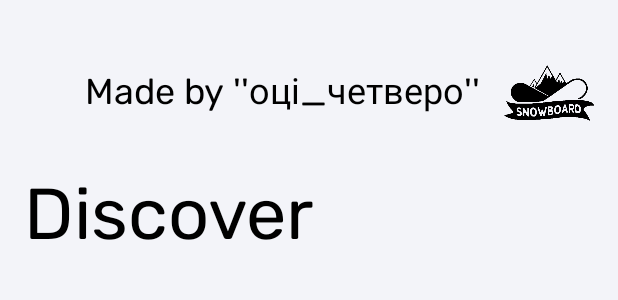
After one commit to Romik9415/Snowboarder, an Android app: the layout discover_fragment.xml on its own in the app's theme, with its tools: preview values and no code run, on a phone screen of 412 x 824 dp. The commit adds this screen. Shown: the top 300 px of the screen. Run offline under Robolectric (Android 15) with nearby library versions, the phone set to English and light mode, and no system bars.

Commit message:
added view pager

```diff
--- a/app/build.gradle
+++ b/app/build.gradle
@@ -92,5 +92,7 @@ dependencies {
     // Feature module Support
     implementation "androidx.navigation:navigation-dynamic-features-fragment:$nav_version"
 
+    implementation 'androidx.viewpager2:viewpager2:1.0.0'
+
 //
 }
--- /dev/null
+++ b/app/src/main/java/com/fleetsu/fleetsu/ui/discover/Resort.kt
@@ -0,0 +1,5 @@
+package com.fleetsu.fleetsu.ui.discover
+
+data class Resort(
+    val name: String
+)
--- a/app/src/main/res/drawable-v24/preview_window.xml
+++ b/app/src/main/res/drawable-v24/preview_window.xml
@@ -1,9 +1,9 @@
 <?xml version="1.0" encoding="utf-8"?>
 <layer-list xmlns:android="http://schemas.android.com/apk/res/android">
-    <item android:drawable="@color/colorAccent" />
+    <item android:drawable="@color/colorBackground" />
     <item
             android:width="200dp"
-            android:height="200dp"
-            android:drawable="@drawable/ic_launcher_foreground"
+            android:height="120dp"
+            android:drawable="@drawable/logo"
             android:gravity="center" />
 </layer-list>
--- /dev/null
+++ b/app/src/main/res/layout/discover_fragment.xml
@@ -0,0 +1,55 @@
+<?xml version="1.0" encoding="utf-8"?>
+<androidx.constraintlayout.widget.ConstraintLayout xmlns:android="http://schemas.android.com/apk/res/android"
+        xmlns:app="http://schemas.android.com/apk/res-auto"
+        xmlns:tools="http://schemas.android.com/tools"
+        android:layout_width="match_parent"
+        android:layout_height="match_parent"
+        android:background="@color/colorBackground">
+
+    <ImageView
+            android:id="@+id/imageView"
+            android:layout_width="60dp"
+            android:layout_height="60dp"
+            android:layout_marginTop="32dp"
+            android:layout_marginEnd="16dp"
+            android:src="@drawable/logo"
+            app:layout_constraintEnd_toEndOf="parent"
+            app:layout_constraintTop_toTopOf="parent" />
+
+    <TextView
+            android:layout_width="0dp"
+            android:layout_height="wrap_content"
+            android:padding="16dp"
+            android:text="Made by ''оці_четверо''"
+            android:textAlignment="textEnd"
+            android:textAppearance="@style/TextAppearance.MaterialComponents.Headline5"
+            android:textColor="@color/colorOnBackground"
+            app:layout_constraintBottom_toBottomOf="@+id/imageView"
+            app:layout_constraintEnd_toStartOf="@+id/imageView"
+            app:layout_constraintStart_toStartOf="parent"
+            app:layout_constraintTop_toTopOf="@+id/imageView" />
+
+    <TextView
+            android:id="@+id/textView2"
+            android:layout_width="match_parent"
+            android:layout_height="wrap_content"
+            android:padding="16dp"
+            android:text="Discover"
+            android:textAppearance="@style/TextAppearance.MaterialComponents.Headline3"
+            android:textColor="@color/colorOnBackground"
+            app:layout_constraintEnd_toEndOf="parent"
+            app:layout_constraintStart_toStartOf="parent"
+            app:layout_constraintTop_toBottomOf="@+id/imageView" />
+
+    <androidx.viewpager2.widget.ViewPager2
+            android:id="@+id/viewPager"
+            android:layout_width="0dp"
+            android:layout_height="0dp"
+            android:layout_marginBottom="32dp"
+            android:clipToPadding="false"
+            app:layout_constraintBottom_toBottomOf="parent"
+            app:layout_constraintEnd_toEndOf="parent"
+            app:layout_constraintStart_toStartOf="parent"
+            app:layout_constraintTop_toBottomOf="@+id/textView2" />
+
+</androidx.constraintlayout.widget.ConstraintLayout>
--- a/app/src/main/res/navigation/nav_graph.xml
+++ b/app/src/main/res/navigation/nav_graph.xml
@@ -7,9 +7,9 @@
 
     <fragment
             android:id="@+id/startFragment"
-            android:name="com.fleetsu.fleetsu.ui.StartFragment"
+            android:name="com.fleetsu.fleetsu.ui.discover.DiscoverFragment"
             android:label="fragment_start"
-            tools:layout="@layout/fragment_start" />
+            tools:layout="@layout/discover_fragment" />
     <fragment
             android:id="@+id/loginFragment"
             android:name="com.fleetsu.fleetsu.ui.login.LoginFragment"
```
Also changed, not shown: app/src/main/java/com/fleetsu/fleetsu/di/modules/FragmentModule.kt (+6 -2 lines), app/src/main/java/com/fleetsu/fleetsu/ui/discover/DiscoverFragment.kt (renamed from app/src/main/java/com/fleetsu/fleetsu/ui/StartFragment.kt, +12 -8 lines), app/src/main/java/com/fleetsu/fleetsu/ui/discover/ResortFragment.kt (added, +25 -0 lines), app/src/main/java/com/fleetsu/fleetsu/ui/discover/SkiResortAdapter.kt (added, +15 -0 lines), app/src/main/res/drawable/shape_bg_resort.xml (added, +8 -0 lines), app/src/main/res/layout/fragment_resort.xml (added, +76 -0 lines), app/src/main/res/layout/fragment_start.xml (deleted, +0 -29 lines).
